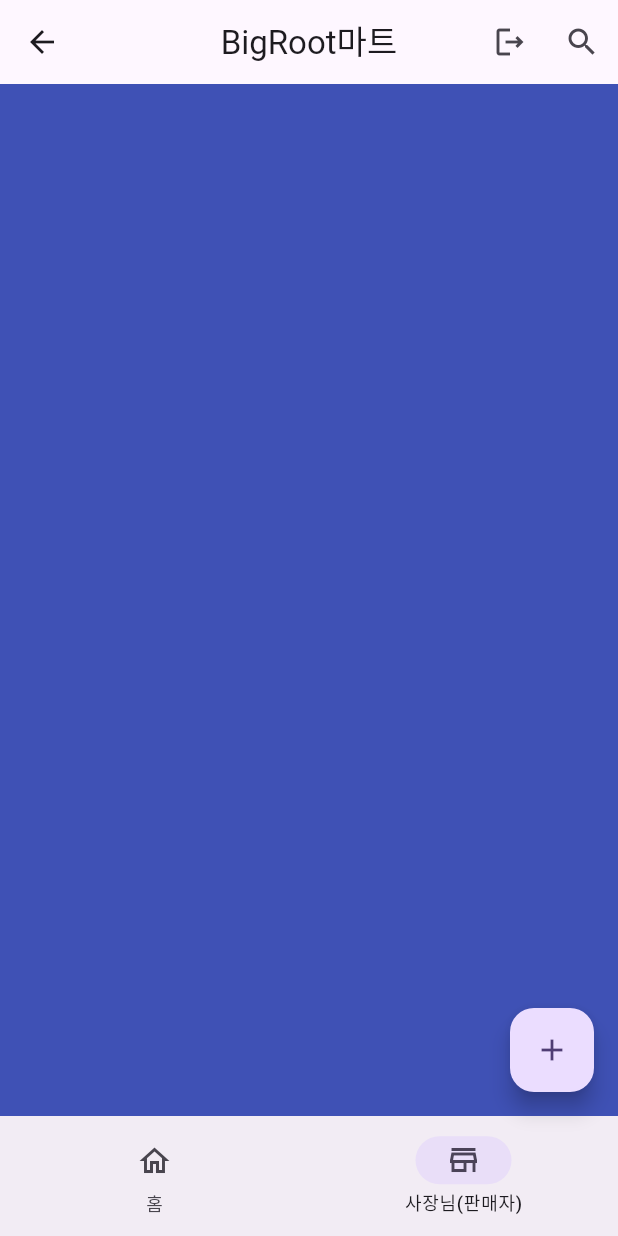
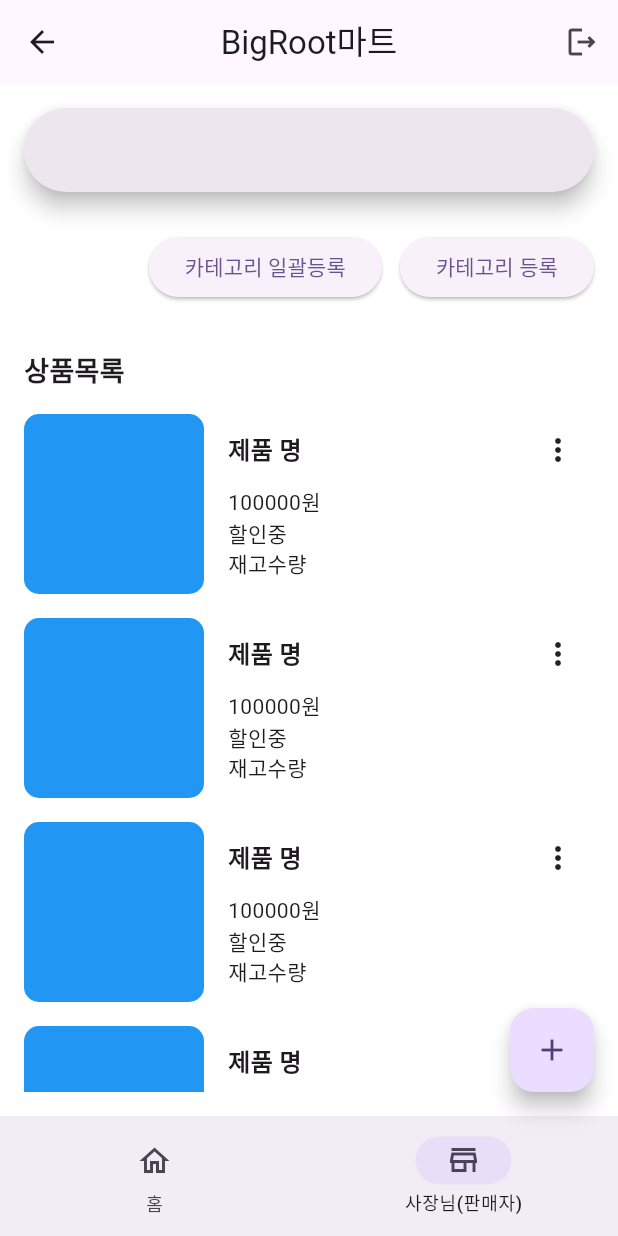
Before and after one commit to Choi-Big-Root/big_root_market, a Flutter app: the HomeScreen screen opened directly, item 2 of the bottom bar chosen, on a phone screen of 412 x 824 dp. Run offline on Flutter 3.47's test engine with Material 3 defaults, Android fonts, the phone set to English and light mode, and no system bars; our stand-ins replace dots_indicator, flutter_dotenv, supabase_flutter; accounts and stored records are empty.

Commit message:
[20250324] seller widget ui add
판매자(사장님) 탭 내부 widget ui 작성

```diff
--- a/lib/home/home_screen.dart
+++ b/lib/home/home_screen.dart
@@ -1,4 +1,5 @@
 import 'package:big_root_market/home/widgets/home_widget.dart';
+import 'package:big_root_market/home/widgets/seller_widget.dart';
 import 'package:flutter/material.dart';
 
 class HomeScreen extends StatefulWidget {
@@ -20,12 +21,16 @@ class _HomeScreenState extends State<HomeScreen> {
         title: const Text('BigRoot마트'),
         actions: [
           IconButton(icon: const Icon(Icons.logout_outlined), onPressed: () {}),
-          IconButton(icon: const Icon(Icons.search_outlined), onPressed: () {}),
+          if (_menuindex == 0)
+            IconButton(
+              icon: const Icon(Icons.search_outlined),
+              onPressed: () {},
+            ),
         ],
       ),
       body: IndexedStack(
         index: _menuindex,
-        children: [const HomeWidget(), Container(color: Colors.indigo)],
+        children: const [HomeWidget(), SellerWidget()],
       ),
       floatingActionButton:
       // _menuindex == 0
--- /dev/null
+++ b/lib/home/widgets/seller_widget.dart
@@ -0,0 +1,105 @@
+import 'package:flutter/material.dart';
+
+class SellerWidget extends StatefulWidget {
+  const SellerWidget({super.key});
+
+  @override
+  State<SellerWidget> createState() => _SellerWidgetState();
+}
+
+class _SellerWidgetState extends State<SellerWidget> {
+  @override
+  Widget build(BuildContext context) {
+    return Container(
+      color: Colors.white,
+      padding: const EdgeInsets.all(16),
+      child: Column(
+        crossAxisAlignment: CrossAxisAlignment.start,
+        children: [
+          const SearchBar(),
+          const SizedBox(height: 10),
+          Padding(
+            padding: const EdgeInsets.symmetric(vertical: 16),
+            child: OverflowBar(
+              spacing: 12,
+              alignment: MainAxisAlignment.end,
+              children: [
+                ElevatedButton(
+                  onPressed: () {},
+                  child: const Text('카테고리 일괄등록'),
+                ),
+                ElevatedButton(onPressed: () {}, child: const Text('카테고리 등록')),
+              ],
+            ),
+          ),
+          const Padding(
+            padding: EdgeInsets.symmetric(vertical: 16),
+            child: Text(
+              '상품목록',
+              style: TextStyle(fontSize: 18, fontWeight: FontWeight.bold),
+            ),
+          ),
+          Expanded(
+            child: ListView.builder(
+              itemBuilder: (context, index) {
+                return Container(
+                  margin: const EdgeInsets.only(bottom: 16),
+                  height: 120,
+                  //color: Colors.orange,
+                  child: Row(
+                    children: [
+                      Container(
+                        width: 120,
+                        decoration: BoxDecoration(
+                          color: Colors.blue,
+                          borderRadius: BorderRadius.circular(10),
+                        ),
+                      ),
+                      Expanded(
+                        child: Padding(
+                          padding: const EdgeInsets.only(left: 16.0),
+                          child: Column(
+                            crossAxisAlignment: CrossAxisAlignment.start,
+                            children: [
+                              Row(
+                                mainAxisAlignment:
+                                    MainAxisAlignment.spaceBetween,
+                                children: [
+                                  const Text(
+                                    '제품 명',
+                                    style: TextStyle(
+                                      fontSize: 16,
+                                      fontWeight: FontWeight.bold,
+                                    ),
+                                  ),
+                                  PopupMenuButton(
+                                    itemBuilder:
+                                        (context) => [
+                                          const PopupMenuItem(
+                                            child: Text('리뷰'),
+                                          ),
+                                          const PopupMenuItem(
+                                            child: Text('삭제'),
+                                          ),
+                                        ],
+                                  ),
+                                ],
+                              ),
+                              const Text('100000원'),
+                              const Text('할인중'),
+                              const Text('재고수량'),
+                            ],
+                          ),
+                        ),
+                      ),
+                    ],
+                  ),
+                );
+              },
+            ),
+          ),
+        ],
+      ),
+    );
+  }
+}
```
